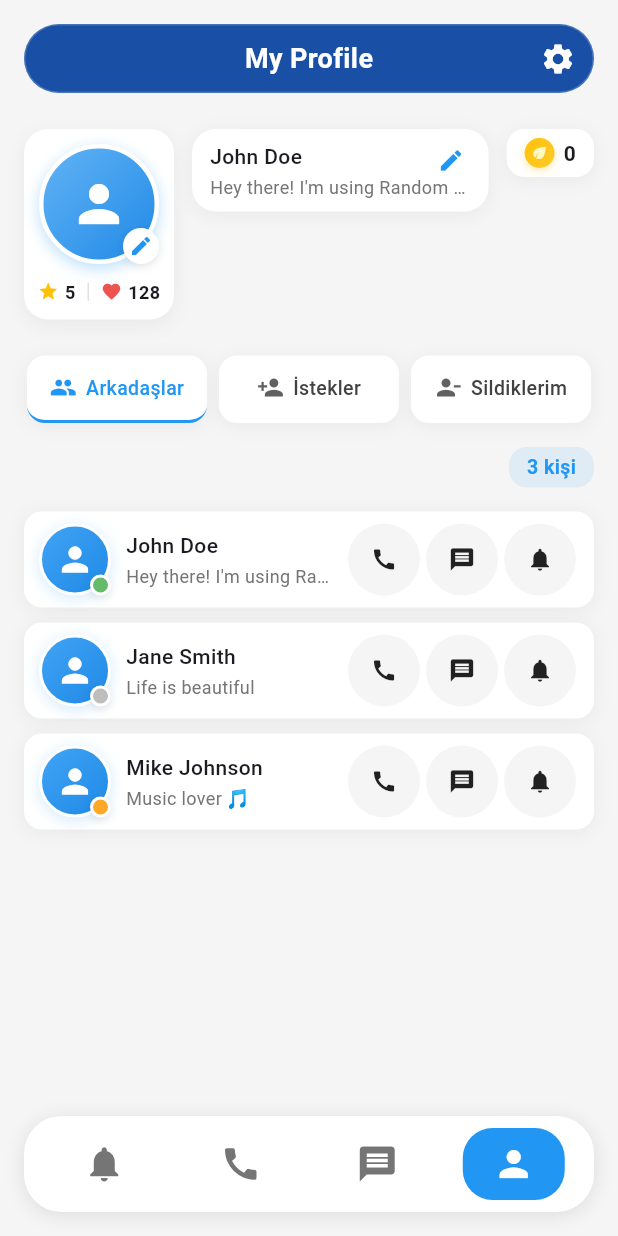
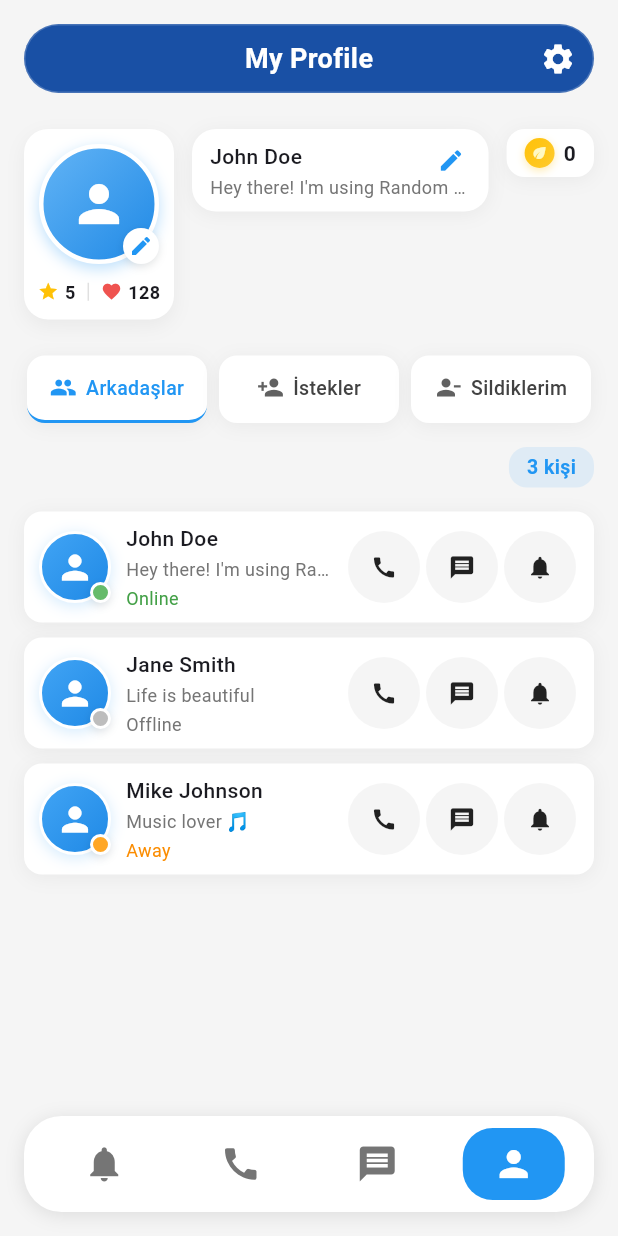
Before and after one commit to dogukantokgoz/random_match_mobile_app, a Flutter app: the screen it shows after launch, item 4 of the bottom bar chosen, on a phone screen of 412 x 824 dp. Run offline on Flutter 3.47's test engine with Material 3 defaults, Android fonts, the phone set to English and light mode, and no system bars.

Commit message:
person card edited

```diff
--- a/lib/screens/messages_screen.dart
+++ b/lib/screens/messages_screen.dart
@@ -235,6 +235,16 @@ class _MessagesScreenState extends State<MessagesScreen> {
                       ),
                       const SizedBox(height: 2),
                       Text(
+                        message['lastMessage'],
+                        style: TextStyle(
+                          fontSize: 12,
+                          color: Colors.grey[600],
+                        ),
+                        maxLines: 1,
+                        overflow: TextOverflow.ellipsis,
+                      ),
+                      const SizedBox(height: 2),
+                      Text(
                         message['status'],
                         style: TextStyle(
                           fontSize: 12,
@@ -243,14 +253,6 @@ class _MessagesScreenState extends State<MessagesScreen> {
                               : message['status'].toLowerCase() == 'away'
                                   ? Colors.orange[600]
                                   : Colors.grey[600],
-                        ),
-                      ),
-                      const SizedBox(height: 2),
-                      Text(
-                        message['lastMessage'],
-                        style: TextStyle(
-                          fontSize: 12,
-                          color: Colors.grey[600],
                         ),
                         maxLines: 1,
                         overflow: TextOverflow.ellipsis,
--- a/lib/screens/notifications_screen.dart
+++ b/lib/screens/notifications_screen.dart
@@ -249,8 +249,8 @@ class _NotificationsScreenState extends State<NotificationsScreen> {
                         children: [
                           Flexible(
                             child: Text(
-                              notification['user']['name'],
-                              style: const TextStyle(
+                            notification['user']['name'],
+                            style: const TextStyle(
                                 fontSize: 14,
                                 fontWeight: FontWeight.w500,
                               ),
--- a/lib/screens/profile_screen.dart
+++ b/lib/screens/profile_screen.dart
@@ -419,6 +419,20 @@ class _ProfileScreenState extends State<ProfileScreen> {
                         style: TextStyle(
                           fontSize: 12,
                           color: Colors.grey[600],
+                        ),
+                        maxLines: 1,
+                        overflow: TextOverflow.ellipsis,
+                      ),
+                      const SizedBox(height: 2),
+                      Text(
+                        status,
+                        style: TextStyle(
+                          fontSize: 12,
+                          color: status.toLowerCase() == 'online'
+                              ? Colors.green[600]
+                              : status.toLowerCase() == 'away'
+                                  ? Colors.orange[600]
+                                  : Colors.grey[600],
                         ),
                         maxLines: 1,
                         overflow: TextOverflow.ellipsis,
```
Lines whose indentation alone changed are shown as unchanged.
